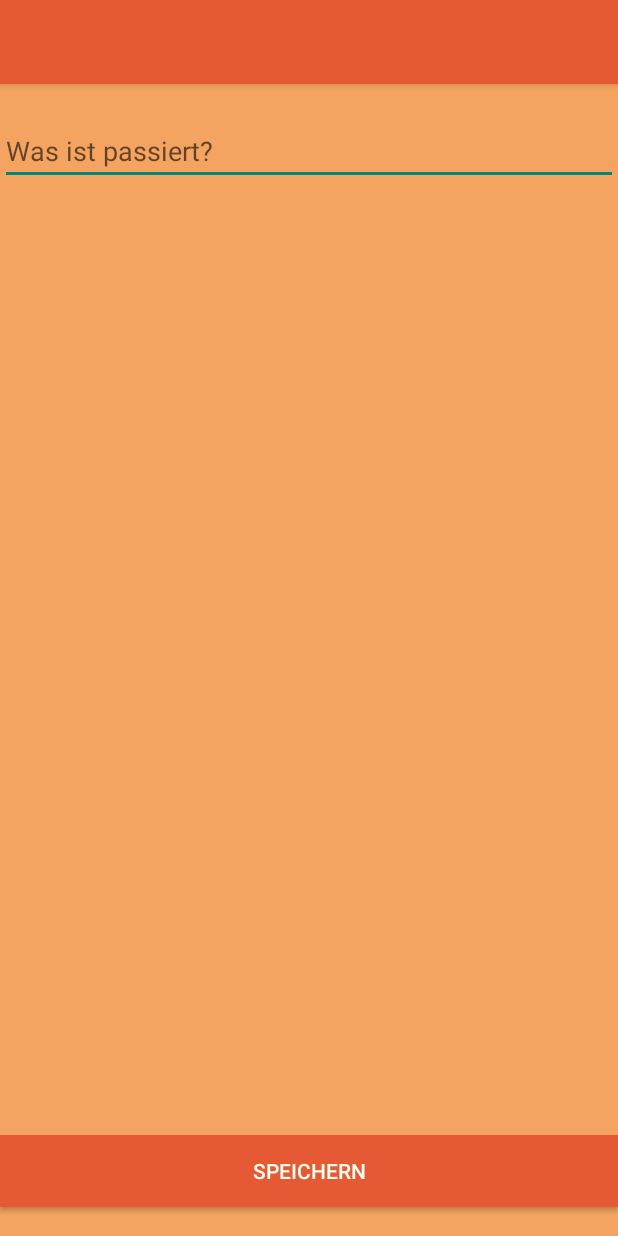
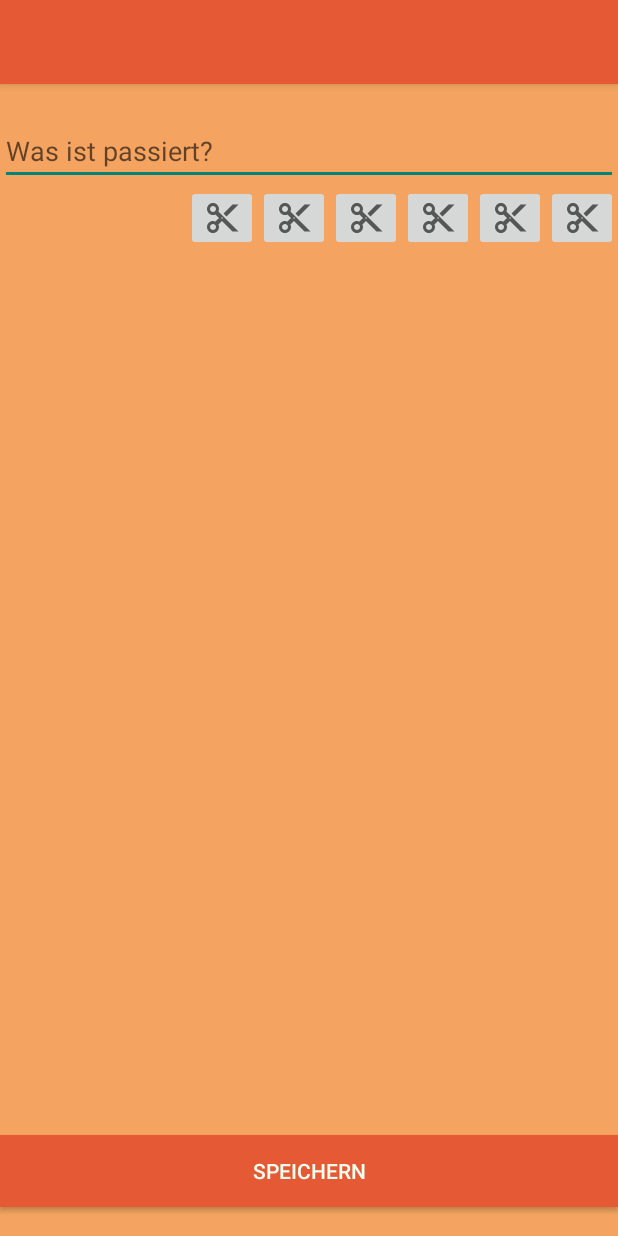
Before and after one commit to eerive/think_negative, an Android app: the layout input_mask.xml on its own in the app's theme, with its tools: preview values and no code run, on a phone screen of 412 x 824 dp. Run offline under Robolectric (Android 15) with nearby library versions, the phone set to English and light mode, and no system bars.

Commit message:
added placeholder ImageButton

```diff
--- a/app/src/main/java/ss17/droid/unir/thinknegative/DefaultIntro.java
+++ b/app/src/main/java/ss17/droid/unir/thinknegative/DefaultIntro.java
@@ -10,24 +10,19 @@ import android.widget.Toast;
 
 import com.github.paolorotolo.appintro.AppIntro;
 
-import ss17.droid.unir.thinknegative.R;
-import ss17.droid.unir.thinknegative.SampleSlide;
-
 
 public final class DefaultIntro extends AppIntro {
 
     @Override
     protected void onCreate(Bundle savedInstanceState) {
         super.onCreate(savedInstanceState);
-//Down here, we add the xml layouts into sample slide inflater.
+        //Down here, we add the xml layouts into sample slide inflater.
         addSlide(SampleSlide.newInstance(R.layout.intro));
         addSlide(SampleSlide.newInstance(R.layout.intro2));
         addSlide(SampleSlide.newInstance(R.layout.intro3));
         addSlide(SampleSlide.newInstance(R.layout.intro4));
 
-
         showStatusBar(true);
-
         setDepthAnimation();
 
     }
@@ -35,8 +30,8 @@ public final class DefaultIntro extends AppIntro {
     @Override
     public void onDonePressed(Fragment currentFragment) {
         super.onDonePressed(currentFragment);
-
         loadMainActivity();
+        finish();
     }
 
     private void loadMainActivity(){
@@ -49,9 +44,10 @@ public final class DefaultIntro extends AppIntro {
         super.onSkipPressed(currentFragment);
         loadMainActivity();
         Toast.makeText(getApplicationContext(), getString(R.string.skip), Toast.LENGTH_SHORT).show();
+        finish();
     }
 
-    public void getStarted(View v){
-        loadMainActivity();
-    }
+   // public void getStarted(View v){
+   //     loadMainActivity();
+   // }
 }
--- a/app/src/main/java/ss17/droid/unir/thinknegative/StartScreenActivity.java
+++ b/app/src/main/java/ss17/droid/unir/thinknegative/StartScreenActivity.java
@@ -11,8 +11,10 @@ public class StartScreenActivity extends AppCompatActivity {
     @Override
     protected void onCreate(Bundle savedInstanceState) {
         super.onCreate(savedInstanceState);
-        setContentView(R.layout.activity_start_screen);
+        setContentView(R.layout.input_mask);
 
+
+        // Init intro slide screen, only the first launch
         Thread t = new Thread(new Runnable() {
             @Override
             public void run() {
@@ -20,7 +22,7 @@ public class StartScreenActivity extends AppCompatActivity {
                     if(sharedPreferences.getBoolean(Configuration.FLAG,true)){
 
                         startActivity(new Intent(StartScreenActivity.this,DefaultIntro.class));
-                        SharedPreferences.Editor e=sharedPreferences.edit();
+                        SharedPreferences.Editor e = sharedPreferences.edit();
                         e.putBoolean(Configuration.FLAG,false);
                         e.apply();
                     }
@@ -28,6 +30,9 @@ public class StartScreenActivity extends AppCompatActivity {
         });
         t.start();
 
+        //
+
 
     }
+
 }
--- a/app/src/main/res/layout/input_mask.xml
+++ b/app/src/main/res/layout/input_mask.xml
@@ -47,4 +47,60 @@
         android:text="@string/save_button"
         android:textColor="@color/Honeydew"/>
 
+    <ImageButton
+        android:id="@+id/imageButton"
+        android:layout_width="wrap_content"
+        android:layout_height="wrap_content"
+        app:srcCompat="?android:attr/actionModeCutDrawable"
+        android:layout_below="@+id/input_what"
+        android:layout_toStartOf="@+id/imageButton3" />
+
+    <ImageButton
+        android:id="@+id/imageButton9"
+        android:layout_width="wrap_content"
+        android:layout_height="wrap_content"
+        android:layout_below="@+id/input_what"
+        android:layout_toStartOf="@+id/imageButton3"
+        app:srcCompat="?android:attr/actionModeCutDrawable" />
+
+    <ImageButton
+        android:id="@+id/imageButton3"
+        android:layout_width="wrap_content"
+        android:layout_height="wrap_content"
+        android:layout_below="@+id/input_what"
+        android:layout_toStartOf="@+id/imageButton4"
+        app:srcCompat="?android:attr/actionModeCutDrawable" />
+
+    <ImageButton
+        android:id="@+id/imageButton4"
+        android:layout_width="wrap_content"
+        android:layout_height="wrap_content"
+        android:layout_alignParentEnd="true"
+        android:layout_below="@+id/input_what"
+        app:srcCompat="?android:attr/actionModeCutDrawable" />
+
+    <ImageButton
+        android:id="@+id/imageButton5"
+        android:layout_width="wrap_content"
+        android:layout_height="wrap_content"
+        app:srcCompat="?android:attr/actionModeCutDrawable"
+        android:layout_below="@+id/input_what"
+        android:layout_toStartOf="@+id/imageButton" />
+
+    <ImageButton
+        android:id="@+id/imageButton6"
+        android:layout_width="wrap_content"
+        android:layout_height="wrap_content"
+        app:srcCompat="?android:attr/actionModeCutDrawable"
+        android:layout_below="@+id/input_what"
+        android:layout_toStartOf="@+id/imageButton10" />
+
+    <ImageButton
+        android:id="@+id/imageButton10"
+        android:layout_width="wrap_content"
+        android:layout_height="wrap_content"
+        app:srcCompat="?android:attr/actionModeCutDrawable"
+        android:layout_below="@+id/input_what"
+        android:layout_toStartOf="@+id/imageButton5" />
+
 </RelativeLayout>
```
